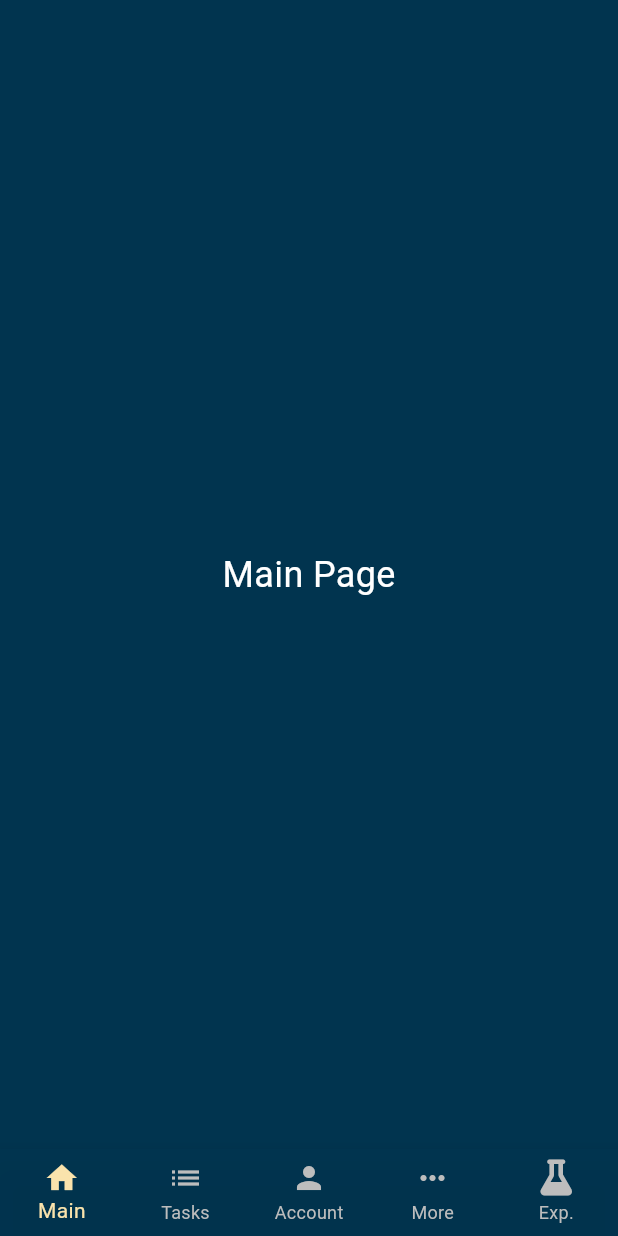
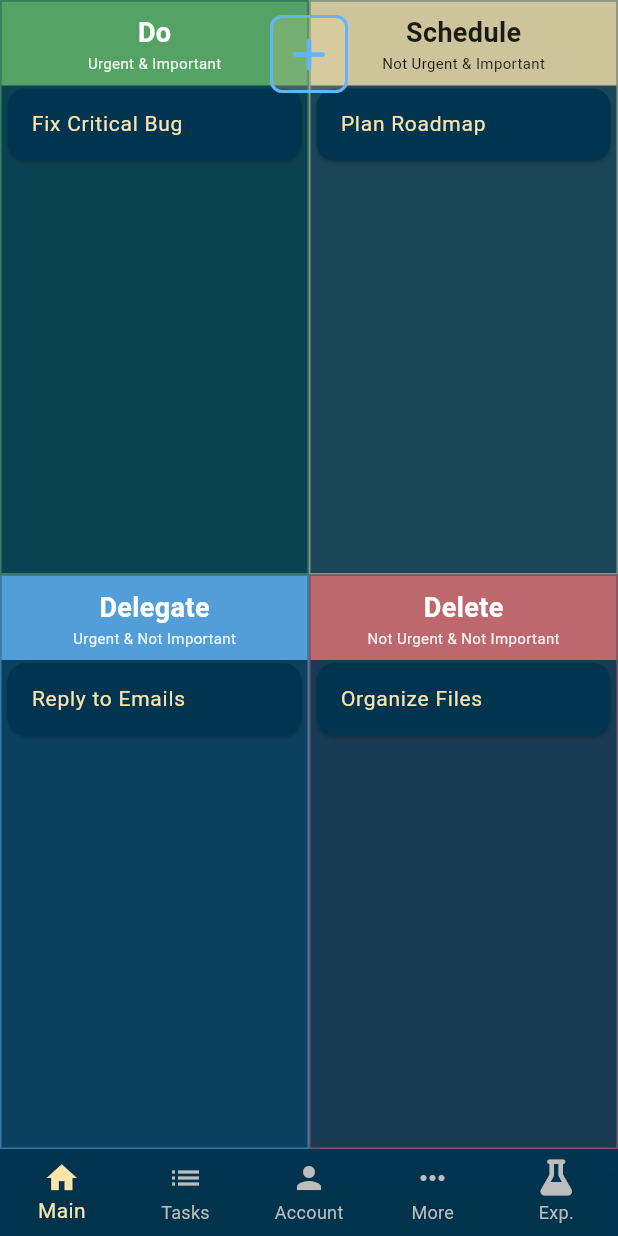
Before and after one commit to pctan9491/PROJ-0001-TTTApp-FE, a Flutter app: the NavBottomBar screen opened directly, on a phone screen of 412 x 824 dp. Run offline on Flutter 3.47's test engine with Material 3 defaults, Android fonts, the phone set to English and light mode, and no system bars; our stand-ins replace font_awesome_flutter, shared_preferences; accounts and stored records are empty.

Commit message:
EM page and experimental

```diff
--- a/lib/core/config/app_config.dart
+++ b/lib/core/config/app_config.dart
@@ -28,6 +28,7 @@ class AppConfig {
   // Persistence Keys
   static const String _keyBypassLoginValidation = 'exp_bypass_login_validation';
   static const String _keyEnableAllExperiments = 'exp_enable_all_experiments';
+  static const String _keyShowAddTaskButton = 'exp_show_add_task_button';
 
   // --- Master Toggle ---
   static bool _enableAllExperiments = false;
@@ -36,6 +37,7 @@ class AppConfig {
   // Registry of experiment setters controlled by the master toggle
   static final List<Future<void> Function(bool)> _experimentSetters = [
     setExperiment1BypassLoginValidation,
+    setExperimentShowAddTaskButton,
     // Add new experiment setters here
   ];
 
@@ -60,6 +62,16 @@ class AppConfig {
     await prefs.setBool(_keyBypassLoginValidation, value);
   }
 
+  // --- EXPERIMENT B: Show Add Task Button ---
+  static bool _experimentShowAddTaskButton = false;
+  static bool get experimentShowAddTaskButton => _experimentShowAddTaskButton;
+
+  static Future<void> setExperimentShowAddTaskButton(bool value) async {
+    _experimentShowAddTaskButton = value;
+    final prefs = await SharedPreferences.getInstance();
+    await prefs.setBool(_keyShowAddTaskButton, value);
+  }
+
   // --- FUTURE EXPERIMENTS (Template) ---
   // static bool _experimentB = false;
   // static bool get experimentB => _experimentB;
@@ -69,6 +81,7 @@ class AppConfig {
     final prefs = await SharedPreferences.getInstance();
     _enableAllExperiments = prefs.getBool(_keyEnableAllExperiments) ?? true;
     _experiment1BypassLoginValidation = prefs.getBool(_keyBypassLoginValidation) ?? false;
+    _experimentShowAddTaskButton = prefs.getBool(_keyShowAddTaskButton) ?? false;
     // Load future experiments here...
   }
 }
--- a/lib/features/experimental/presentation/pages/experimental.dart
+++ b/lib/features/experimental/presentation/pages/experimental.dart
@@ -49,6 +49,7 @@ class _ExperimentalPageState extends State<ExperimentalPage> {
           _buildMasterToggle(),
           const Divider(color: Colors.white24),
           _buildBypassLoginExperiment(),
+          _buildShowAddTaskButtonExperiment(),
         ],
       ),
     );
@@ -62,7 +63,11 @@ class _ExperimentalPageState extends State<ExperimentalPage> {
       activeColor: Colors.green,
       onChanged: (bool value) {
         setState(() {
-          AppConfig.setEnableAllExperiments(value);
+          // Update master toggle immediately (optimistic UI)
+          AppConfig.setEnableAllExperiments(value).then((_) {
+            // Rebuild again once all child experiments have been updated
+            if (mounted) setState(() {});
+          });
         });
       },
     );
@@ -80,4 +85,17 @@ class _ExperimentalPageState extends State<ExperimentalPage> {
       },
     );
   }
+
+  Widget _buildShowAddTaskButtonExperiment() {
+    return ExperimentToggle(
+      title: 'Show Add Task Button',
+      subtitle: 'Toggle visibility of the Add Task button in Eisenhower Matrix',
+      value: AppConfig.experimentShowAddTaskButton,
+      onChanged: (bool value) {
+        setState(() {
+          AppConfig.setExperimentShowAddTaskButton(value);
+        });
+      },
+    );
+  }
 }
--- /dev/null
+++ b/lib/features/home/presentation/pages/eisenhower_matrix_page.dart
@@ -0,0 +1,211 @@
+import 'package:flutter/material.dart';
+import 'package:font_awesome_flutter/font_awesome_flutter.dart';
+import '../../../../core/config/app_config.dart';
+import '../../../tasks/domain/entities/task.dart';
+
+class EisenhowerMatrixPage extends StatelessWidget {
+  const EisenhowerMatrixPage({super.key});
+
+  @override
+  Widget build(BuildContext context) {
+    // Dummy Data
+    final tasks = [
+      const Task(id: '1', uuid: '1', userUuid: '1', title: 'Fix Critical Bug', importance: TaskImportance.important, urgency: TaskUrgency.urgent),
+      const Task(id: '2', uuid: '2', userUuid: '1', title: 'Plan Roadmap', importance: TaskImportance.important, urgency: TaskUrgency.notUrgent),
+      const Task(id: '3', uuid: '3', userUuid: '1', title: 'Reply to Emails', importance: TaskImportance.notImportant, urgency: TaskUrgency.urgent),
+      const Task(id: '4', uuid: '4', userUuid: '1', title: 'Organize Files', importance: TaskImportance.notImportant, urgency: TaskUrgency.notUrgent),
+    ];
+
+    return Stack(
+      children: [
+        Column(
+          children: [
+            // Top Row
+            Expanded(
+              child: Row(
+                children: [
+                  // Do (Important & Urgent)
+                  Expanded(
+                    child: _buildQuadrant(
+                      context,
+                      title: 'Do',
+                      description: 'Urgent & Important',
+                      tasks: tasks,
+                      importance: TaskImportance.important,
+                      urgency: TaskUrgency.urgent,
+                      color: Colors.green.shade400,
+
+                    ),
+                  ),
+                  // Schedule (Important & Not Urgent)
+                  Expanded(
+                    child: _buildQuadrant(
+                      context,
+                      title: 'Schedule',
+                      description: 'Not Urgent & Important',
+                      tasks: tasks,
+                      importance: TaskImportance.important,
+                      urgency: TaskUrgency.notUrgent,
+                      color: const Color(0xFFFAE3AC), // App Secondary
+                      textColor: Colors.black87,
+                    ),
+                  ),
+                ],
+              ),
+            ),
+            // Bottom Row
+            Expanded(
+              child: Row(
+                children: [
+                  // Delegate (Not Important & Urgent)
+                  Expanded(
+                    child: _buildQuadrant(
+                      context,
+                      title: 'Delegate',
+                      description: 'Urgent & Not Important',
+                      tasks: tasks,
+                      importance: TaskImportance.notImportant,
+                      urgency: TaskUrgency.urgent,
+                      color: Colors.blue.shade300,
+                    ),
+                  ),
+                  // Delete (Not Important & Not Urgent)
+                  Expanded(
+                    child: _buildQuadrant(
+                      context,
+                      title: 'Delete',
+                      description: 'Not Urgent & Not Important',
+                      tasks: tasks,
+                      importance: TaskImportance.notImportant,
+                      urgency: TaskUrgency.notUrgent,
+                      color: Colors.red.shade300,
+                    ),
+                  ),
+                ],
+              ),
+            ),
+          ],
+        ),
+        // Central Buttons
+        Positioned(
+          top: 0,
+          left: 0,
+          right: 0,
+          child: Center(
+            child: Container(
+              margin: const EdgeInsets.only(top: 10), // Adjust as needed
+              child: Row(
+                mainAxisSize: MainAxisSize.min,
+                children: [
+                  // Add Task Button
+                  if (AppConfig.experimentShowAddTaskButton)
+                    Container(
+                      margin: const EdgeInsets.symmetric(horizontal: 4),
+                      decoration: BoxDecoration(
+                        color: const Color(0xFFFAE3AC).withOpacity(0.2), // Semi-transparent background
+                        border: Border.all(color: Colors.blue.shade300, width: 2),
+                        borderRadius: BorderRadius.circular(8),
+                      ),
+                      child: IconButton(
+                        icon: const Icon(FontAwesomeIcons.rocket, color: Color.fromRGBO(100, 181, 246, 1)),
+                        onPressed: () {
+                          // TODO: Implement Add Task
+                        },
+                      ),
+                    ),
+
+                  // Future Use Button (Always Visible or controlled by another flag if needed)
+                   Container(
+                      margin: const EdgeInsets.symmetric(horizontal: 4),
+                      decoration: BoxDecoration(
+                        color: const Color(0xFFFAE3AC).withOpacity(0.2), // Semi-transparent background
+                        border: Border.all(color: Colors.blue.shade300, width: 2),
+                        borderRadius: BorderRadius.circular(8),
+                      ),
+                      child: IconButton(
+                        icon: const Icon(FontAwesomeIcons.plus, color: Color.fromRGBO(100, 181, 246, 1)), // Rocket icon for future use
+                        onPressed: () {
+                          // Future use
+                        },
+                      ),
+                    ),
+                ],
+              ),
+            ),
+          ),
+        ),
+      ],
+    );
+  }
+
+  Widget _buildQuadrant(
+    BuildContext context, {
+    required String title,
+    required String description,
+    required List<Task> tasks,
+    required TaskImportance importance,
+    required TaskUrgency urgency,
+    required Color color,
+    Color textColor = Colors.white,
+  }) {
+    final quadrantTasks = tasks
+        .where((t) => t.importance == importance && t.urgency == urgency)
+        .toList();
+
+    return Container(
+      decoration: BoxDecoration(
+        color: color.withOpacity(0.1), // Subtle background
+        border: Border.all(color: color.withOpacity(0.5), width: 1),
+      ),
+      child: Column(
+        crossAxisAlignment: CrossAxisAlignment.stretch,
+        children: [
+          // Header
+          Container(
+            padding: const EdgeInsets.all(8),
+            color: color.withOpacity(0.8),
+            child: Column(
+              children: [
+                Text(
+                  title,
+                  style: TextStyle(
+                    color: textColor,
+                    fontWeight: FontWeight.bold,
+                    fontSize: 18,
+                  ),
+                ),
+                Text(
+                  description,
+                  style: TextStyle(
+                    color: textColor.withOpacity(0.9),
+                    fontSize: 10,
+                  ),
+                ),
+              ],
+            ),
+          ),
+          // Task List
+          Expanded(
+            child: ListView.builder(
+              itemCount: quadrantTasks.length,
+              itemBuilder: (context, index) {
+                final task = quadrantTasks[index];
+                return Card(
+                  color: const Color(0xFF01344F), // App Primary
+                  margin: const EdgeInsets.symmetric(horizontal: 4, vertical: 2),
+                  child: ListTile(
+                    title: Text(
+                      task.title,
+                      style: const TextStyle(color: Color(0xFFFAE3AC), fontSize: 14),
+                    ),
+                    dense: true,
+                  ),
+                );
+              },
+            ),
+          ),
+        ],
+      ),
+    );
+  }
+}
--- a/lib/features/navbar/presentation/pages/nav_bottom_bar.dart
+++ b/lib/features/navbar/presentation/pages/nav_bottom_bar.dart
@@ -1,5 +1,6 @@
 import 'package:flutter/material.dart';
 import 'package:font_awesome_flutter/font_awesome_flutter.dart';
+import '../../../home/presentation/pages/eisenhower_matrix_page.dart';
 import '../../../experimental/presentation/pages/experimental.dart';
 import '../../../../core/config/app_config.dart';
 
@@ -14,7 +15,8 @@ class _NavBottomBarState extends State<NavBottomBar> {
   int _selectedIndex = 0;
 
   // Keys for identifying widgets in tests or inspector
-  static const Key mainPageKey = Key('mainPageKey');
+  static const Key eisenhowerMatrixKey = Key('eisenhowerMatrixKey');
+  //static const Key mainPageKey = Key('mainPageKey');
   static const Key taskListKey = Key('taskListKey');
   static const Key personalAccountKey = Key('personalAccountKey');
   static const Key moreKey = Key('moreKey');
@@ -22,7 +24,7 @@ class _NavBottomBarState extends State<NavBottomBar> {
 
   List<Widget> get _widgetOptions {
     final options = [
-      const Center(child: Text('Main Page', style: TextStyle(color: Colors.white, fontSize: 24))),
+      const EisenhowerMatrixPage(),
       const Center(child: Text('Task List', style: TextStyle(color: Colors.white, fontSize: 24))),
       const Center(child: Text('Personal Account', style: TextStyle(color: Colors.white, fontSize: 24))),
       const Center(child: Text('More', style: TextStyle(color: Colors.white, fontSize: 24))),
@@ -45,7 +47,7 @@ class _NavBottomBarState extends State<NavBottomBar> {
   Widget build(BuildContext context) {
     final items = [
       const BottomNavigationBarItem(
-        key: mainPageKey,
+        key: eisenhowerMatrixKey,
         icon: Icon(Icons.home),
         label: 'Main',
       ),
--- /dev/null
+++ b/lib/features/tasks/domain/entities/task.dart
@@ -0,0 +1,31 @@
+enum TaskImportance { important, notImportant }
+enum TaskUrgency { urgent, notUrgent }
+enum TaskStatus { todo, inProgress, completed }
+
+class Task {
+  final String uuid;
+  final String id;
+  final String title;
+  final String description;
+  final List<String> attachments;
+  final TaskStatus status;
+  final DateTime? schedule;
+  final String userUuid;
+  final TaskImportance importance;
+  final TaskUrgency urgency;
+  final bool isCompleted;
+
+  const Task({
+    required this.id,
+    required this.uuid,
+    required this.title,
+    this.description = '',
+    this.attachments = const [],
+    this.status = TaskStatus.todo,
+    this.schedule,
+    required this.userUuid,
+    required this.importance,
+    required this.urgency,
+    this.isCompleted = false,
+  });
+}
```
